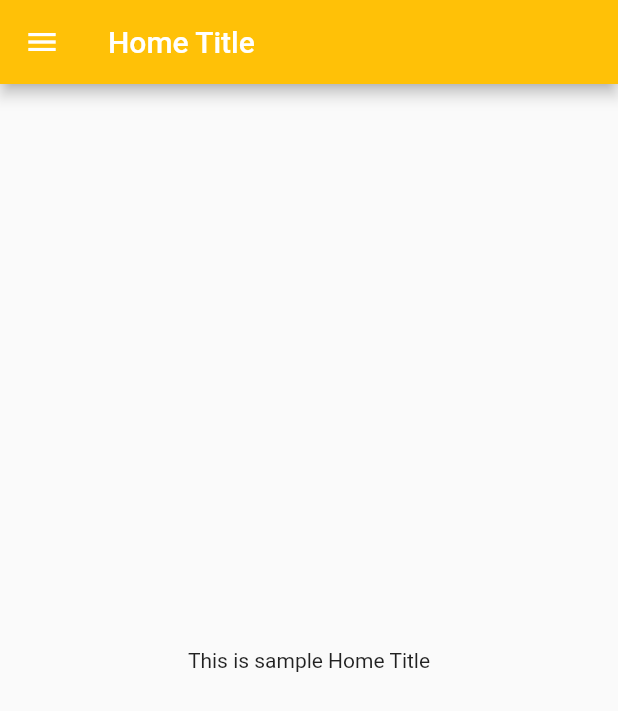
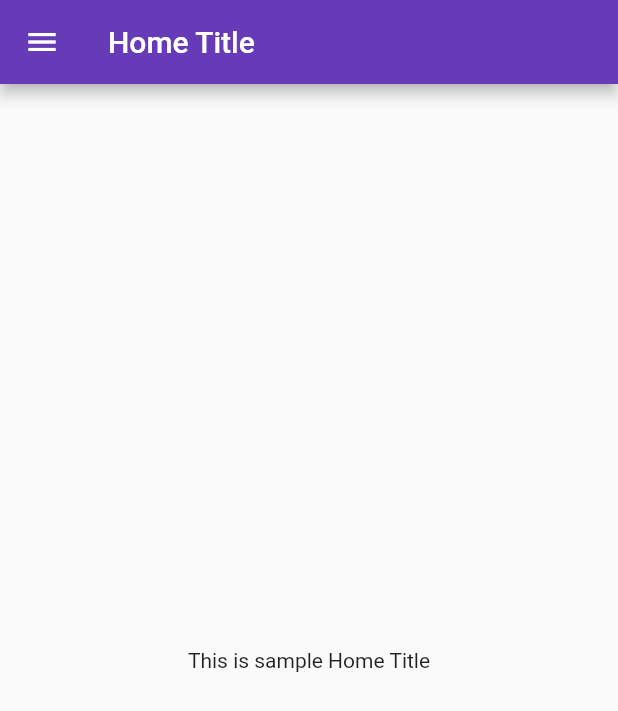
Before and after one commit to salmanhacan/sample_app, a Flutter app: the screen it shows after launch, on a phone screen of 412 x 824 dp. Shown: the top 711 px of the screen. Run offline on Flutter 3.47's test engine with Material 2 defaults, Android fonts, the phone set to English and light mode, and no system bars.

```diff
--- a/lib/main.dart
+++ b/lib/main.dart
@@ -1,6 +1,7 @@
 import 'package:flutter/material.dart';
+import 'package:sample_app/screens/login.dart';
 
-import 'home.dart';
+import 'screens/home.dart';
 
 void main() {
   runApp(MyApp());
@@ -10,7 +11,15 @@ class MyApp extends StatelessWidget {
   @override
   Widget build(BuildContext context) {
     return MaterialApp(
-      home: Home(),
+      theme: ThemeData(
+        primarySwatch: Colors.deepPurple,
+      ),
+      initialRoute: "/home",
+      routes: {
+        "/": (context) => Login(),
+        "/login": (context) => Login(),
+        "/home": (context) => Home(),
+      },
     );
   }
 }
--- a/lib/home.dart
+++ b/lib/screens/home.dart
@@ -7,7 +7,6 @@ class Home extends StatelessWidget {
   Widget build(BuildContext context) {
     return Scaffold(
       appBar: AppBar(
-        backgroundColor: Colors.amber,
         title: Text("$home"),
       ),
       body: Center(
```
Also changed, not shown: lib/screens/login.dart (added, +12 -0 lines).
